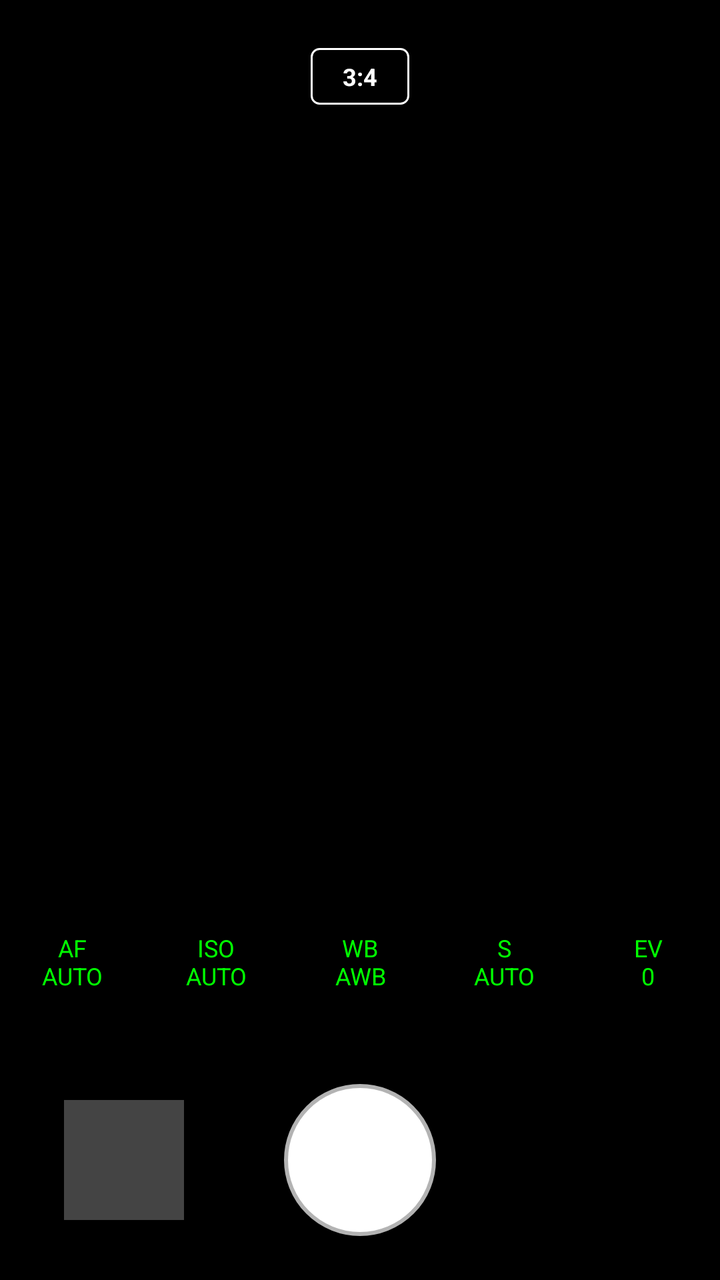
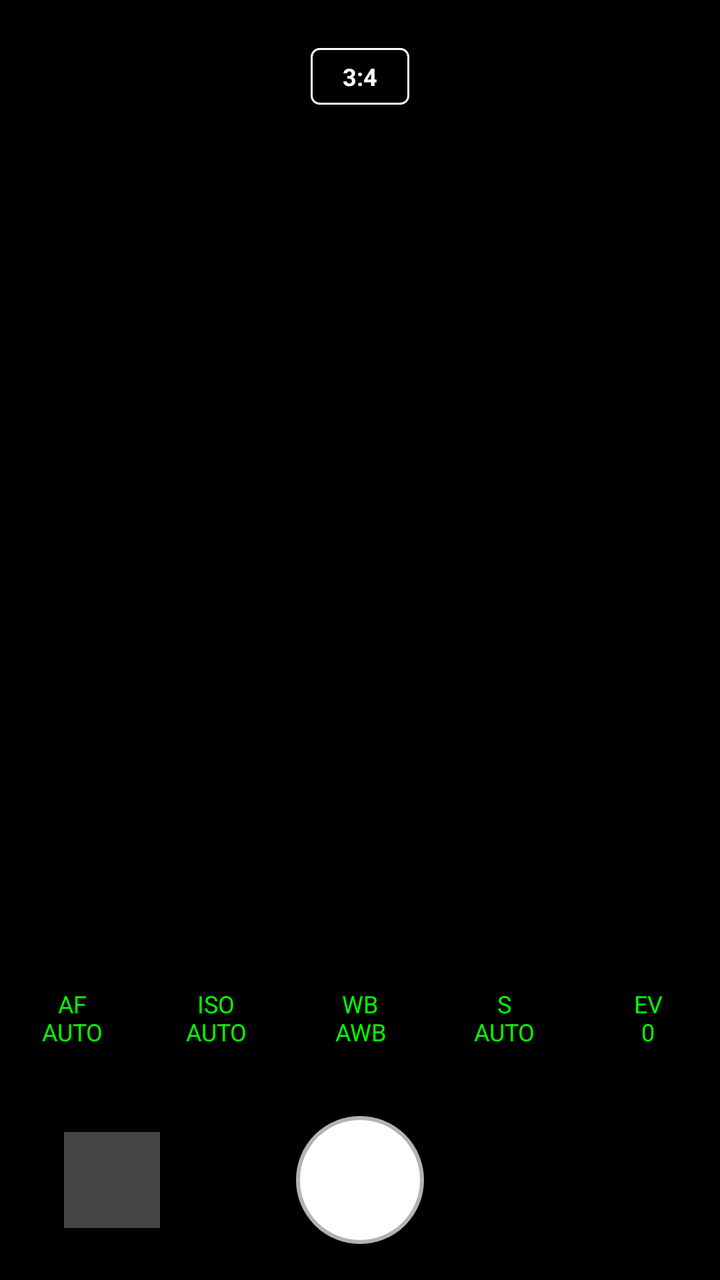

Before-and-after screenshots of an Android layout around one commit, followed by the original layout XML and the change that was made.
<!-- AndroidManifest.xml: application theme android:Theme.DeviceDefault.NoActionBar -->
<!-- res/layout/activity_main.xml -->
<?xml version="1.0" encoding="utf-8"?>
<RelativeLayout xmlns:android="http://schemas.android.com/apk/res/android"
    android:layout_width="match_parent"
    android:layout_height="match_parent"
    android:background="#000000">

    <RelativeLayout
        android:layout_width="match_parent"
        android:layout_height="match_parent"
        android:gravity="center">
        
        <TextureView
            android:id="@+id/view_finder"
            android:layout_width="match_parent"
            android:layout_height="wrap_content" />
    </RelativeLayout>

    
    <TextView
        android:id="@+id/btn_ratio"
        android:layout_width="wrap_content"
        android:layout_height="wrap_content"
        android:layout_alignParentTop="true"
        android:layout_centerHorizontal="true"
        android:layout_marginTop="24dp"
        android:background="@drawable/rect_bg"
        android:paddingHorizontal="16dp"
        android:paddingVertical="6dp"
        android:text="3:4"
        android:textColor="#FFFFFF"
        android:textSize="12sp"
        android:textStyle="bold"/>

    <LinearLayout
        android:id="@+id/control_panel"
        android:layout_width="match_parent"
        android:layout_height="wrap_content"
        android:layout_above="@id/bottom_bar"
        android:orientation="vertical"
        android:background="#88000000"
        android:paddingTop="8dp">

        <LinearLayout
            android:id="@+id/slider_panel"
            android:layout_width="match_parent"
            android:layout_height="wrap_content"
            android:orientation="horizontal"
            android:gravity="center_vertical"
            android:visibility="gone"
            android:layout_marginHorizontal="16dp"
            android:layout_marginBottom="12dp"
            paddingHorizontal="12dp"
            android:paddingVertical="12dp">

            <TextView
                android:id="@+id/btn_auto_toggle"
                android:layout_width="wrap_content"
                android:layout_height="wrap_content"
                android:textColor="#00FF00"
                android:textStyle="bold"
                android:textSize="14sp"
                android:paddingEnd="16dp"
                android:text="AUTO"/>

            <SeekBar
                android:id="@+id/setting_seekbar"
                android:layout_width="0dp"
                android:layout_weight="1"
                android:layout_height="wrap_content"
                android:max="100"
                android:splitTrack="false"
                android:progressDrawable="@drawable/ruler_track"
                android:thumb="@drawable/ruler_thumb"
                android:minHeight="32dp"
                android:maxHeight="32dp"/>
        </LinearLayout>

        
        <LinearLayout
            android:layout_width="match_parent"
            android:layout_height="wrap_content"
            android:orientation="horizontal"
            android:weightSum="5"
            android:paddingBottom="16dp">

            <TextView android:id="@+id/btn_af" android:layout_width="0dp" android:layout_height="wrap_content" android:layout_weight="1" android:text="AF\nAUTO" android:textColor="#00FF00" android:textSize="12sp" android:textAlignment="center" android:padding="8dp"/>
            <TextView android:id="@+id/btn_iso" android:layout_width="0dp" android:layout_height="wrap_content" android:layout_weight="1" android:text="ISO\nAUTO" android:textColor="#00FF00" android:textSize="12sp" android:textAlignment="center" android:padding="8dp"/>
            <TextView android:id="@+id/btn_wb" android:layout_width="0dp" android:layout_height="wrap_content" android:layout_weight="1" android:text="WB\nAWB" android:textColor="#00FF00" android:textSize="12sp" android:textAlignment="center" android:padding="8dp"/>
            <TextView android:id="@+id/btn_s" android:layout_width="0dp" android:layout_height="wrap_content" android:layout_weight="1" android:text="S\nAUTO" android:textColor="#00FF00" android:textSize="12sp" android:textAlignment="center" android:padding="8dp"/>
            <TextView android:id="@+id/btn_ev" android:layout_width="0dp" android:layout_height="wrap_content" android:layout_weight="1" android:text="EV\n0" android:textColor="#00FF00" android:textSize="12sp" android:textAlignment="center" android:padding="8dp"/>
        </LinearLayout>
    </LinearLayout>

    <RelativeLayout
        android:id="@+id/bottom_bar"
        android:layout_width="match_parent"
        android:layout_height="120dp"
        android:layout_alignParentBottom="true"
        android:background="#FF000000">

        <ImageView
            android:id="@+id/thumbnail_view"
            android:layout_width="60dp"
            android:layout_height="60dp"
            android:layout_centerVertical="true"
            android:layout_alignParentStart="true"
            android:layout_marginStart="32dp"
            android:scaleType="centerCrop"
            android:background="#44FFFFFF"
            android:clickable="true"
            android:focusable="true" />

        <View
            android:id="@+id/btn_capture"
            android:layout_width="76dp"
            android:layout_height="76dp"
            android:layout_centerInParent="true"
            android:clickable="true"
            android:focusable="true"
            android:background="@drawable/circle_button" />
    </RelativeLayout>
</RelativeLayout>
<!-- resources referenced by this layout -->
<resources>
  <!-- drawable circle_button (drawable) -->
  <?xml version="1.0" encoding="utf-8"?>
  <selector xmlns:android="http://schemas.android.com/apk/res/android">
      <item android:state_pressed="true">
          <shape android:shape="oval">
              <solid android:color="#999999" />
              <stroke android:width="4dp" android:color="#B3FFFFFF" />
          </shape>
      </item>
      <item>
          <shape android:shape="oval">
              <solid android:color="#FFFFFF" />
              <stroke android:width="4dp" android:color="#B3FFFFFF" />
          </shape>
      </item>
  </selector>
  <!-- drawable rect_bg (drawable) -->
  <?xml version="1.0" encoding="utf-8"?>
  <shape xmlns:android="http://schemas.android.com/apk/res/android" android:shape="rectangle">
      <solid android:color="#88000000" />
      <corners android:radius="4dp" />
      <stroke android:width="1dp" android:color="#FFFFFF" />
  </shape>
  <!-- drawable ruler_thumb (drawable) -->
  <?xml version="1.0" encoding="utf-8"?>
  <shape xmlns:android="http://schemas.android.com/apk/res/android" android:shape="rectangle">
      <solid android:color="#00FF00" />
      <size android:width="4dp" android:height="32dp" />
      <corners android:radius="2dp" />
  </shape>
  <!-- drawable ruler_track (drawable) -->
  <?xml version="1.0" encoding="utf-8"?>
  <layer-list xmlns:android="http://schemas.android.com/apk/res/android">
      <item android:gravity="center_vertical">
          <shape android:shape="line">
              <stroke 
                  android:width="16dp" 
                  android:color="#B3FFFFFF" 
                  android:dashWidth="2dp" 
                  android:dashGap="6dp" />
          </shape>
      </item>
  </layer-list>
</resources>

<!-- the commit's change to res/layout/activity_main.xml (unified diff, before → after) -->
@@ -31,6 +31,7 @@
         android:textSize="12sp"
         android:textStyle="bold"/>
 
+    
     <LinearLayout
         android:id="@+id/control_panel"
         android:layout_width="match_parent"
@@ -38,7 +39,7 @@
         android:layout_above="@id/bottom_bar"
         android:orientation="vertical"
         android:background="#88000000"
-        android:paddingTop="8dp">
+        android:paddingTop="4dp">
 
         <LinearLayout
             android:id="@+id/slider_panel"
@@ -48,9 +49,9 @@
             android:gravity="center_vertical"
             android:visibility="gone"
             android:layout_marginHorizontal="16dp"
-            android:layout_marginBottom="12dp"
-            paddingHorizontal="12dp"
-            android:paddingVertical="12dp">
+            android:layout_marginBottom="8dp"
+            android:paddingHorizontal="12dp"
+            android:paddingVertical="8dp">
 
             <TextView
                 android:id="@+id/btn_auto_toggle"
@@ -71,17 +72,16 @@
                 android:splitTrack="false"
                 android:progressDrawable="@drawable/ruler_track"
                 android:thumb="@drawable/ruler_thumb"
-                android:minHeight="32dp"
-                android:maxHeight="32dp"/>
+                android:minHeight="24dp"
+                android:maxHeight="24dp"/>
         </LinearLayout>
 
-        
         <LinearLayout
             android:layout_width="match_parent"
             android:layout_height="wrap_content"
             android:orientation="horizontal"
             android:weightSum="5"
-            android:paddingBottom="16dp">
+            android:paddingBottom="8dp">
 
             <TextView android:id="@+id/btn_af" android:layout_width="0dp" android:layout_height="wrap_content" android:layout_weight="1" android:text="AF\nAUTO" android:textColor="#00FF00" android:textSize="12sp" android:textAlignment="center" android:padding="8dp"/>
             <TextView android:id="@+id/btn_iso" android:layout_width="0dp" android:layout_height="wrap_content" android:layout_weight="1" android:text="ISO\nAUTO" android:textColor="#00FF00" android:textSize="12sp" android:textAlignment="center" android:padding="8dp"/>
@@ -91,17 +91,19 @@
         </LinearLayout>
     </LinearLayout>
 
+
     <RelativeLayout
         android:id="@+id/bottom_bar"
         android:layout_width="match_parent"
-        android:layout_height="120dp"
+        android:layout_height="100dp"
         android:layout_alignParentBottom="true"
         android:background="#FF000000">
 
+
         <ImageView
             android:id="@+id/thumbnail_view"
-            android:layout_width="60dp"
-            android:layout_height="60dp"
+            android:layout_width="48dp"
+            android:layout_height="48dp"
             android:layout_centerVertical="true"
             android:layout_alignParentStart="true"
             android:layout_marginStart="32dp"
@@ -110,10 +112,11 @@
             android:clickable="true"
             android:focusable="true" />
 
+
         <View
             android:id="@+id/btn_capture"
-            android:layout_width="76dp"
-            android:layout_height="76dp"
+            android:layout_width="64dp"
+            android:layout_height="64dp"
             android:layout_centerInParent="true"
             android:clickable="true"
             android:focusable="true"
